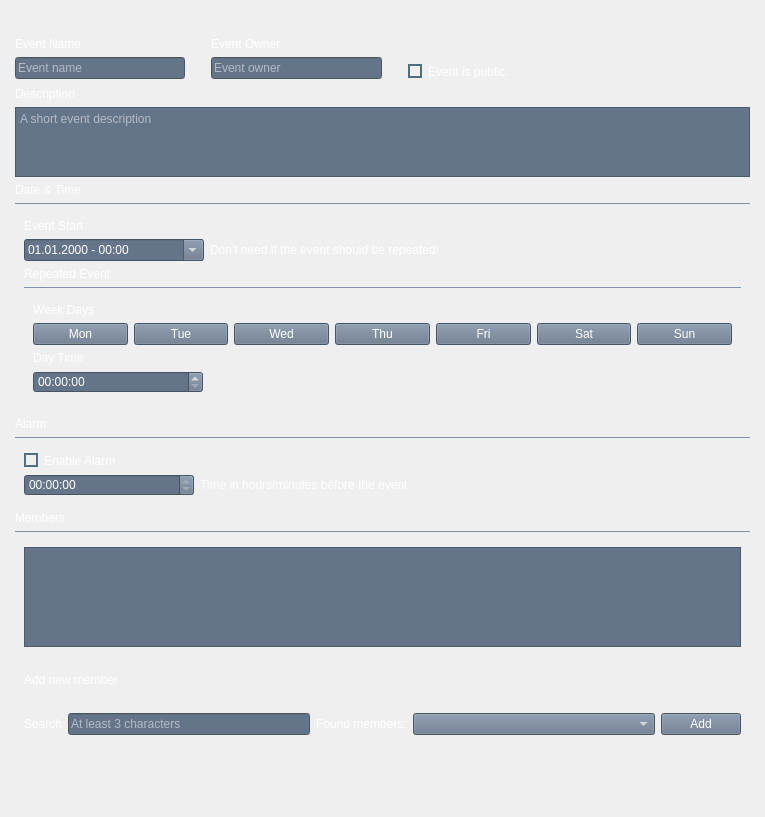
First picture: the form in src/app/gui/forms/widgeteventsettings.ui, repository botorabi/Meet4Eat-Desktop, before the edit.
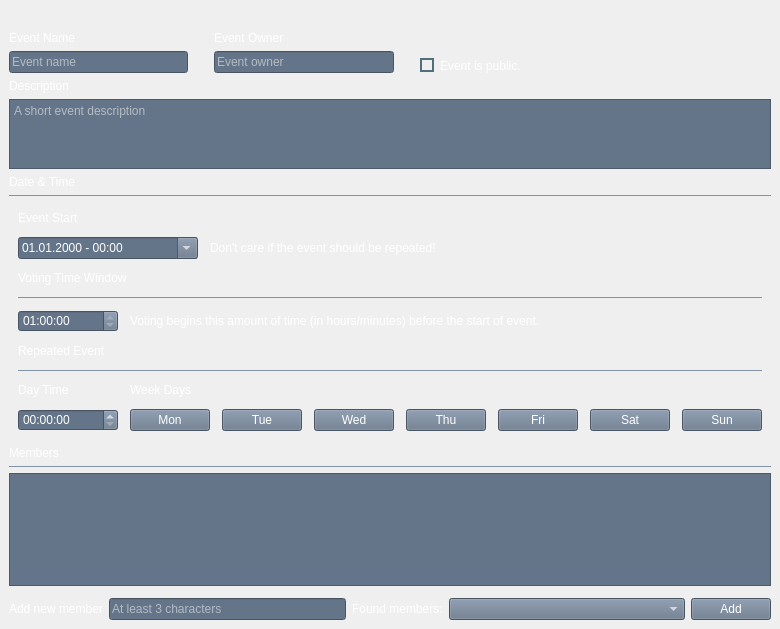
Second picture: the form after the edit. Icons and pictures are not drawn.

Commit message:
More  voting functionality
- Added REST services for voting and accessing stored vote results
- Desktop client: more support for voting and alarm functionality

```diff
--- a/src/app/gui/forms/widgeteventsettings.ui
+++ b/src/app/gui/forms/widgeteventsettings.ui
@@ -6,8 +6,8 @@
    <rect>
     <x>0</x>
     <y>0</y>
-    <width>765</width>
-    <height>817</height>
+    <width>754</width>
+    <height>629</height>
    </rect>
   </property>
   <property name="windowTitle">
@@ -63,30 +63,50 @@
     <number>6</number>
    </property>
    <property name="leftMargin">
-    <number>6</number>
+    <number>0</number>
    </property>
    <property name="topMargin">
-    <number>6</number>
+    <number>0</number>
    </property>
    <property name="rightMargin">
-    <number>6</number>
+    <number>0</number>
    </property>
    <property name="bottomMargin">
-    <number>6</number>
+    <number>0</number>
    </property>
    <item>
     <layout class="QVBoxLayout" name="verticalLayout" stretch="0">
      <item>
       <widget class="QWidget" name="widget" native="true">
-       <layout class="QVBoxLayout" name="verticalLayout_4" stretch="1,0">
+       <layout class="QVBoxLayout" name="verticalLayout_4" stretch="0">
         <item>
-         <layout class="QHBoxLayout" name="horizontalLayout" stretch="1">
+         <layout class="QVBoxLayout" name="verticalLayout_6" stretch="0,0,0,0,0,0,0">
           <item>
-           <layout class="QVBoxLayout" name="verticalLayout_6" stretch="0,0,1,0,0,0,0,0,0,0,0,0">
-            <item>
+           <widget class="QGroupBox" name="groupBoxName">
+            <property name="sizePolicy">
+             <sizepolicy hsizetype="Preferred" vsizetype="Preferred">
+              <horstretch>0</horstretch>
+              <verstretch>0</verstretch>
+             </sizepolicy>
+            </property>
+            <property name="maximumSize">
+             <size>
+              <width>16777215</width>
+              <height>70</height>
+             </size>
+            </property>
              <layout class="QHBoxLayout" name="horizontalLayout_3">
+             <property name="leftMargin">
+              <number>0</number>
+             </property>
+             <property name="topMargin">
+              <number>0</number>
+             </property>
+             <property name="rightMargin">
+              <number>0</number>
+             </property>
               <property name="bottomMargin">
-               <number>2</number>
+              <number>0</number>
               </property>
               <item>
                <widget class="QWidget" name="widgetEventName" native="true">
@@ -300,6 +320,10 @@
 }
 </string>
                 </property>
+               <property name="icon">
+                <iconset resource="../resources/application.qrc">
+                 <normaloff>:/logo.png</normaloff>:/logo.png</iconset>
+               </property>
                 <property name="iconSize">
                  <size>
                   <width>60</width>
@@ -309,6 +333,7 @@
                </widget>
               </item>
              </layout>
+           </widget>
             </item>
             <item>
              <widget class="QLabel" name="labelDesc">
@@ -318,12 +343,48 @@
              </widget>
             </item>
             <item>
+           <widget class="QGroupBox" name="groupBoxDescription">
+            <property name="maximumSize">
+             <size>
+              <width>16777215</width>
+              <height>100</height>
+             </size>
+            </property>
+            <property name="title">
+             <string>GroupBox</string>
+            </property>
+            <layout class="QVBoxLayout" name="verticalLayout_15">
+             <property name="leftMargin">
+              <number>0</number>
+             </property>
+             <property name="topMargin">
+              <number>0</number>
+             </property>
+             <property name="rightMargin">
+              <number>0</number>
+             </property>
+             <property name="bottomMargin">
+              <number>0</number>
+             </property>
+             <item>
              <widget class="QPlainTextEdit" name="textEditDescription">
+               <property name="sizePolicy">
+                <sizepolicy hsizetype="Preferred" vsizetype="Preferred">
+                 <horstretch>0</horstretch>
+                 <verstretch>0</verstretch>
+                </sizepolicy>
+               </property>
+               <property name="sizeAdjustPolicy">
+                <enum>QAbstractScrollArea::AdjustToContents</enum>
+               </property>
               <property name="placeholderText">
                <string>A short event description</string>
               </property>
              </widget>
             </item>
+            </layout>
+           </widget>
+          </item>
             <item>
              <widget class="QLabel" name="labelRepeat_2">
               <property name="text">
@@ -358,8 +419,9 @@
             <item>
              <widget class="QGroupBox" name="horizontalGroupBox">
               <layout class="QVBoxLayout" name="verticalLayout_13">
-               <item>
-                <layout class="QHBoxLayout" name="horizontalLayout_6">
+             <property name="spacing">
+              <number>12</number>
+             </property>
                  <item>
                   <layout class="QVBoxLayout" name="verticalLayout_12">
                    <item>
@@ -390,13 +452,88 @@
                      <item>
                       <widget class="QLabel" name="labelStart_5">
                        <property name="text">
-                        <string>Don't need if the event should be repeated!</string>
+                    <string>Don't care if the event should be repeated!</string>
                        </property>
                       </widget>
                      </item>
                     </layout>
                    </item>
                   </layout>
+             </item>
+             <item>
+              <widget class="QLabel" name="labelRepeat_3">
+               <property name="text">
+                <string>Voting Time Window</string>
+               </property>
+              </widget>
+             </item>
+             <item>
+              <widget class="QLabel" name="labelLine_3">
+               <property name="minimumSize">
+                <size>
+                 <width>0</width>
+                 <height>1</height>
+                </size>
+               </property>
+               <property name="maximumSize">
+                <size>
+                 <width>16777215</width>
+                 <height>1</height>
+                </size>
+               </property>
+               <property name="styleSheet">
+                <string notr="true">QLabel {
+  background-color: rgb(131,147, 167);
+}</string>
+               </property>
+               <property name="text">
+                <string/>
+               </property>
+              </widget>
+             </item>
+             <item>
+              <layout class="QHBoxLayout" name="horizontalLayout_8">
+               <item>
+                <widget class="QTimeEdit" name="timeEditVotingTimeBegin">
+                 <property name="minimumSize">
+                  <size>
+                   <width>100</width>
+                   <height>0</height>
+                  </size>
+                 </property>
+                 <property name="maximumSize">
+                  <size>
+                   <width>100</width>
+                   <height>16777215</height>
+                  </size>
+                 </property>
+                 <property name="readOnly">
+                  <bool>true</bool>
+                 </property>
+                 <property name="dateTime">
+                  <datetime>
+                   <hour>1</hour>
+                   <minute>0</minute>
+                   <second>0</second>
+                   <year>2000</year>
+                   <month>1</month>
+                   <day>1</day>
+                  </datetime>
+                 </property>
+                 <property name="calendarPopup">
+                  <bool>true</bool>
+                 </property>
+                </widget>
+               </item>
+               <item>
+                <widget class="QLabel" name="labelStart_4">
+                 <property name="text">
+                  <string>Voting begins this amount of time (in hours/minutes) before the start of event.</string>
+                 </property>
+                 <property name="wordWrap">
+                  <bool>true</bool>
+                 </property>
+                </widget>
                  </item>
                 </layout>
                </item>
@@ -436,7 +573,52 @@
                  <property name="title">
                   <string/>
                  </property>
-                 <layout class="QVBoxLayout" name="verticalLayout_8">
+               <layout class="QHBoxLayout" name="horizontalLayout">
+                <property name="spacing">
+                 <number>12</number>
+                </property>
+                <property name="leftMargin">
+                 <number>0</number>
+                </property>
+                <property name="topMargin">
+                 <number>0</number>
+                </property>
+                <property name="rightMargin">
+                 <number>0</number>
+                </property>
+                <property name="bottomMargin">
+                 <number>0</number>
+                </property>
+                <item>
+                 <layout class="QVBoxLayout" name="verticalLayout_14">
+                  <item>
+                   <widget class="QLabel" name="label_8">
+                    <property name="text">
+                     <string>Day Time</string>
+                    </property>
+                   </widget>
+                  </item>
+                  <item>
+                   <widget class="QTimeEdit" name="timeEditDayTime">
+                    <property name="minimumSize">
+                     <size>
+                      <width>100</width>
+                      <height>0</height>
+                     </size>
+                    </property>
+                    <property name="maximumSize">
+                     <size>
+                      <width>100</width>
+                      <height>16777215</height>
+                     </size>
+                    </property>
+                    <property name="calendarPopup">
+                     <bool>true</bool>
+                    </property>
+                   </widget>
+                  </item>
+                 </layout>
+                </item>
                   <item>
                    <layout class="QVBoxLayout" name="verticalLayout_7">
                     <item>
@@ -543,26 +725,6 @@
                     </item>
                    </layout>
                   </item>
-                  <item>
-                   <widget class="QLabel" name="label_8">
-                    <property name="text">
-                     <string>Day Time</string>
-                    </property>
-                   </widget>
-                  </item>
-                  <item>
-                   <widget class="QTimeEdit" name="timeEditDayTime">
-                    <property name="maximumSize">
-                     <size>
-                      <width>170</width>
-                      <height>16777215</height>
-                     </size>
-                    </property>
-                    <property name="calendarPopup">
-                     <bool>true</bool>
-                    </property>
-                   </widget>
-                  </item>
                  </layout>
                 </widget>
                </item>
@@ -570,83 +732,26 @@
              </widget>
             </item>
             <item>
-             <widget class="QLabel" name="labelRepeat_3">
-              <property name="text">
-               <string>Alarm</string>
-              </property>
-             </widget>
-            </item>
-            <item>
-             <widget class="QLabel" name="labelLine_3">
+           <widget class="QGroupBox" name="groupBoxMembers">
               <property name="minimumSize">
                <size>
                 <width>0</width>
-                <height>1</height>
-               </size>
-              </property>
-              <property name="maximumSize">
-               <size>
-                <width>16777215</width>
-                <height>1</height>
-               </size>
-              </property>
-              <property name="styleSheet">
-               <string notr="true">QLabel {
-  background-color: rgb(131,147, 167);
-}</string>
-              </property>
-              <property name="text">
-               <string/>
-              </property>
-             </widget>
-            </item>
-            <item>
-             <widget class="QGroupBox" name="horizontalGroupBox_2">
-              <layout class="QHBoxLayout" name="horizontalLayout_7">
-               <item>
-                <layout class="QVBoxLayout" name="verticalLayout_15">
-                 <item>
-                  <widget class="QCheckBox" name="checkBoxEnableAlarm">
-                   <property name="toolTip">
-                    <string>Enable event alarm</string>
-                   </property>
-                   <property name="text">
-                    <string>Enable Alarm</string>
-                   </property>
-                  </widget>
-                 </item>
-                 <item>
-                  <layout class="QHBoxLayout" name="horizontalLayout_8">
-                   <item>
-                    <widget class="QTimeEdit" name="timeEditAlarmOffset">
-                     <property name="maximumSize">
-                      <size>
-                       <width>170</width>
-                       <height>16777215</height>
-                      </size>
-                     </property>
-                     <property name="readOnly">
-                      <bool>true</bool>
-                     </property>
-                     <property name="calendarPopup">
-                      <bool>true</bool>
-                     </property>
-                    </widget>
-                   </item>
-                   <item>
-                    <widget class="QLabel" name="labelStart_4">
-                     <property name="text">
-                      <string>Time in hours/minutes before the event</string>
-                     </property>
-                    </widget>
-                   </item>
-                  </layout>
-                 </item>
-                </layout>
-               </item>
-              </layout>
-             </widget>
-            </item>
+              <height>100</height>
+             </size>
+            </property>
+            <layout class="QVBoxLayout" name="verticalLayout_8">
+             <property name="leftMargin">
+              <number>0</number>
+             </property>
+             <property name="topMargin">
+              <number>0</number>
+             </property>
+             <property name="rightMargin">
+              <number>0</number>
+             </property>
+             <property name="bottomMargin">
+              <number>0</number>
+             </property>
             <item>
              <widget class="QLabel" name="labelMembers">
               <property name="text">
@@ -679,12 +784,6 @@
              </widget>
             </item>
             <item>
-             <widget class="QGroupBox" name="groupBoxMembers">
-              <property name="title">
-               <string/>
-              </property>
-              <layout class="QVBoxLayout" name="verticalLayout_5" stretch="1,0">
-               <item>
                 <widget class="QTableWidget" name="tableWidgetMembers">
                  <property name="focusPolicy">
                   <enum>Qt::NoFocus</enum>
@@ -714,13 +813,13 @@
                </item>
                <item>
                 <widget class="QWidget" name="widgetSearchMember" native="true">
-                 <property name="minimumSize">
+               <property name="maximumSize">
                   <size>
-                   <width>0</width>
-                   <height>100</height>
-                  </size>
-                 </property>
-                 <layout class="QVBoxLayout" name="verticalLayout_11">
+                 <width>16777215</width>
+                 <height>200</height>
+                </size>
+               </property>
+               <layout class="QVBoxLayout" name="verticalLayout_5" stretch="0">
                   <property name="leftMargin">
                    <number>0</number>
                   </property>
@@ -732,6 +831,11 @@
                   </property>
                   <property name="bottomMargin">
                    <number>0</number>
+                </property>
+                <item>
+                 <layout class="QHBoxLayout" name="horizontalLayout_4" stretch="0,1,0,1,0">
+                  <property name="topMargin">
+                   <number>6</number>
                   </property>
                   <item>
                    <widget class="QLabel" name="label_10">
@@ -747,15 +851,6 @@
                    </widget>
                   </item>
                   <item>
-                   <layout class="QHBoxLayout" name="horizontalLayout_4" stretch="0,1,0,1,0">
-                    <item>
-                     <widget class="QLabel" name="label">
-                      <property name="text">
-                       <string>Search</string>
-                      </property>
-                     </widget>
-                    </item>
-                    <item>
                      <widget class="QLineEdit" name="lineEditSearchMember">
                       <property name="focusPolicy">
                        <enum>Qt::ClickFocus</enum>
@@ -799,21 +894,6 @@
            </layout>
           </item>
          </layout>
-        </item>
-        <item>
-         <spacer name="verticalSpacer_4">
-          <property name="orientation">
-           <enum>Qt::Vertical</enum>
-          </property>
-          <property name="sizeHint" stdset="0">
-           <size>
-            <width>20</width>
-            <height>40</height>
-           </size>
-          </property>
-         </spacer>
-        </item>
-       </layout>
       </widget>
      </item>
     </layout>
```
Left out of the diff: 4 changed lines with no effect on the pictures. Lines whose indentation alone changed are shown as unchanged. The commit also changes 26 other files.
